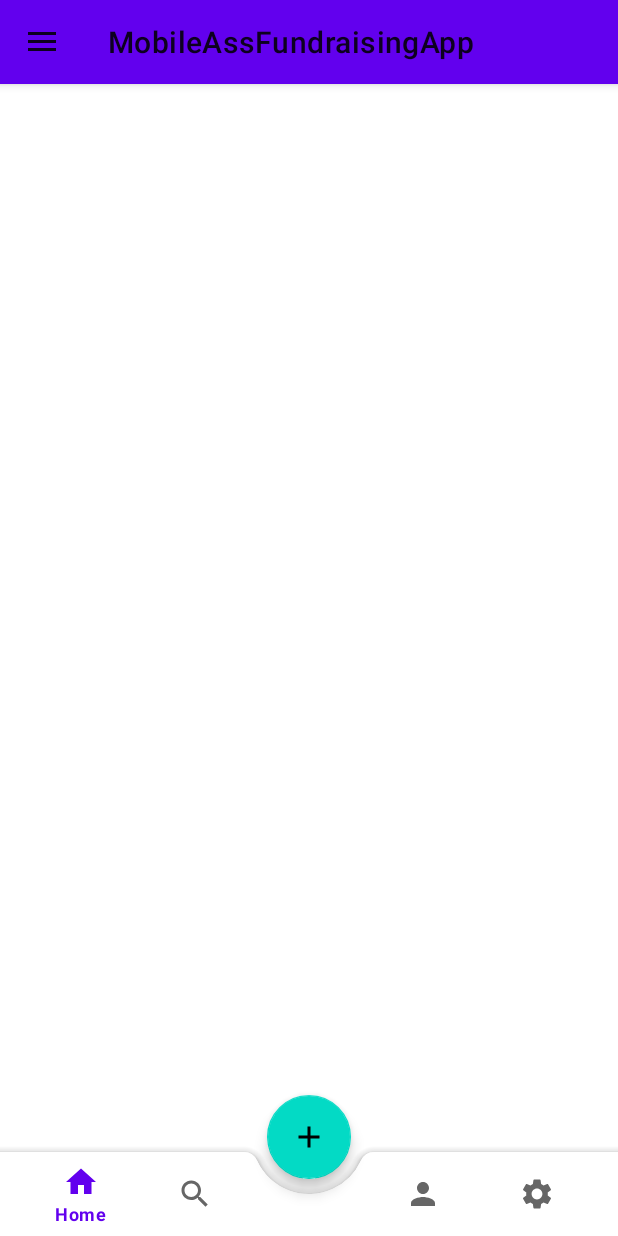
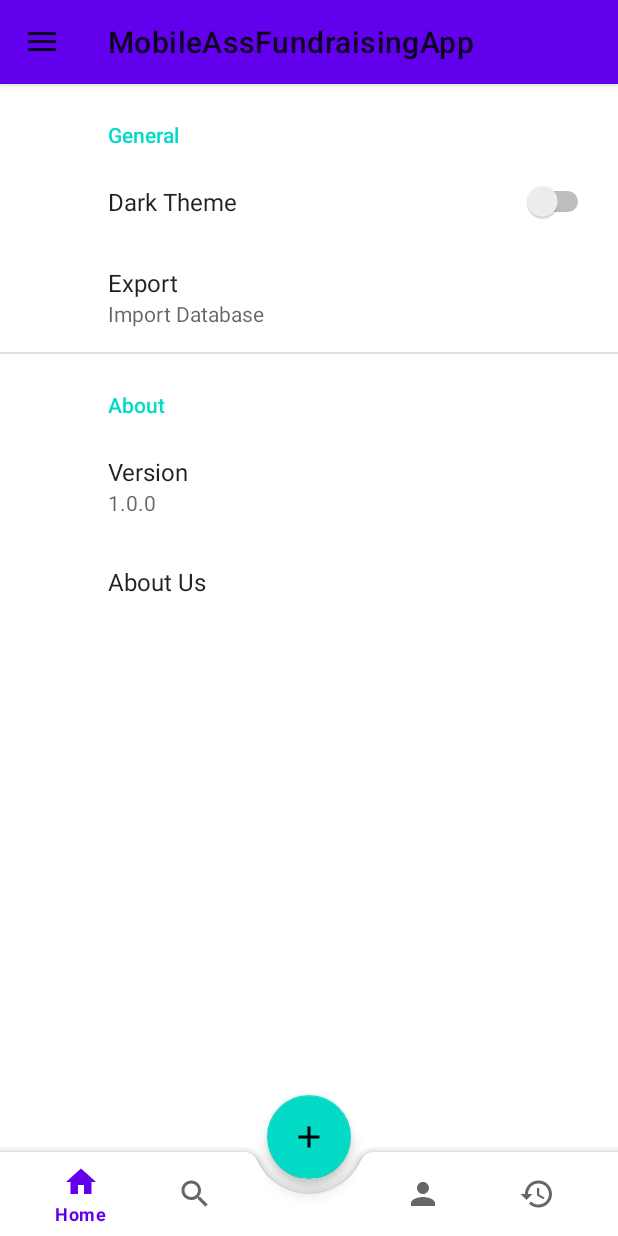
Before and after one commit to Tzehong112002/MobileAssFundraisingApp, an Android app: the MainActivity screen opened directly, with no data from a screen before it, after a tap on "Settings", on a phone screen of 412 x 824 dp. Run offline under Robolectric (Android 15) with nearby library versions, the phone set to English and light mode, and no system bars; our stand-ins replace androidx.preference.

Commit message:
drawer function , change the nav bottom

```diff
--- a/app/src/main/java/com/example/mobileassfundraisingapp/settingFragment.java
+++ b/app/src/main/java/com/example/mobileassfundraisingapp/settingFragment.java
@@ -3,62 +3,37 @@ package com.example.mobileassfundraisingapp;
 import android.os.Bundle;
 
 import androidx.fragment.app.Fragment;
+import androidx.preference.Preference;
+import androidx.preference.PreferenceFragmentCompat;
 
 import android.view.LayoutInflater;
 import android.view.View;
 import android.view.ViewGroup;
+import androidx.preference.SwitchPreference;
 
-/**
- * A simple {@link Fragment} subclass.
- * Use the {@link settingFragment#newInstance} factory method to
- * create an instance of this fragment.
- */
-public class settingFragment extends Fragment {
 
-    // TODO: Rename parameter arguments, choose names that match
-    // the fragment initialization parameters, e.g. ARG_ITEM_NUMBER
-    private static final String ARG_PARAM1 = "param1";
-    private static final String ARG_PARAM2 = "param2";
 
-    // TODO: Rename and change types of parameters
-    private String mParam1;
-    private String mParam2;
+import androidx.preference.Preference;
+import androidx.preference.PreferenceFragmentCompat;
 
-    public settingFragment() {
-        // Required empty public constructor
-    }
-
-    /**
-     * Use this factory method to create a new instance of
-     * this fragment using the provided parameters.
-     *
-     * @param param1 Parameter 1.
-     * @param param2 Parameter 2.
-     * @return A new instance of fragment settingFragment.
-     */
-    // TODO: Rename and change types and number of parameters
-    public static settingFragment newInstance(String param1, String param2) {
-        settingFragment fragment = new settingFragment();
-        Bundle args = new Bundle();
-        args.putString(ARG_PARAM1, param1);
-        args.putString(ARG_PARAM2, param2);
-        fragment.setArguments(args);
-        return fragment;
-    }
+public class settingFragment extends PreferenceFragmentCompat {
 
     @Override
-    public void onCreate(Bundle savedInstanceState) {
-        super.onCreate(savedInstanceState);
-        if (getArguments() != null) {
-            mParam1 = getArguments().getString(ARG_PARAM1);
-            mParam2 = getArguments().getString(ARG_PARAM2);
+    public void onCreatePreferences(Bundle savedInstanceState, String rootKey) {
+        setPreferencesFromResource(R.xml.preferences, rootKey);
+
+        SwitchPreference themePreference = findPreference("theme_preference");
+
+        if (themePreference != null) {
+            themePreference.setOnPreferenceChangeListener(new Preference.OnPreferenceChangeListener() {
+                @Override
+                public boolean onPreferenceChange(Preference preference, Object newValue) {
+                    String theme = newValue.toString();
+                    ThemeHelper.setTheme(requireContext(), theme);
+                    ThemeHelper.applyTheme(requireContext());
+                    return true;
+                }
+            });
         }
     }
-
-    @Override
-    public View onCreateView(LayoutInflater inflater, ViewGroup container,
-                             Bundle savedInstanceState) {
-        // Inflate the layout for this fragment
-        return inflater.inflate(R.layout.fragment_setting, container, false);
-    }
 }
--- /dev/null
+++ b/app/src/main/res/drawable/ic_baseline_history_24.xml
@@ -0,0 +1,5 @@
+<vector android:height="24dp" android:tint="#0A0A0A"
+    android:viewportHeight="24" android:viewportWidth="24"
+    android:width="24dp" xmlns:android="http://schemas.android.com/apk/res/android">
+    <path android:fillColor="@android:color/white" android:pathData="M13,3c-4.97,0 -9,4.03 -9,9L1,12l3.89,3.89 0.07,0.14L9,12L6,12c0,-3.87 3.13,-7 7,-7s7,3.13 7,7 -3.13,7 -7,7c-1.93,0 -3.68,-0.79 -4.94,-2.06l-1.42,1.42C8.27,19.99 10.51,21 13,21c4.97,0 9,-4.03 9,-9s-4.03,-9 -9,-9zM12,8v5l4.28,2.54 0.72,-1.21 -3.5,-2.08L13.5,8L12,8z"/>
+</vector>
--- a/app/src/main/res/menu/bottom_menu.xml
+++ b/app/src/main/res/menu/bottom_menu.xml
@@ -17,9 +17,9 @@
         android:title="Profile"
         android:icon="@drawable/ic_person" />
 
-    <item android:id="@+id/miSettings"
-        android:title="Settings"
-        android:icon="@drawable/ic_settings" />
+    <item android:id="@+id/miHistory"
+        android:title="History"
+        android:icon="@drawable/ic_baseline_history_24" />
 
 
 
--- a/app/src/main/res/menu/nav_menu.xml
+++ b/app/src/main/res/menu/nav_menu.xml
@@ -33,9 +33,9 @@
         <menu>
 
             <item
-                android:id="@+id/nav_login"
-                android:icon="@drawable/ic_login"
-                android:title="Login"/>
+                android:id="@+id/nav_logout"
+                android:icon="@drawable/ic_logout"
+                android:title="Log Out"/>
         </menu>
     </item>
 
--- a/app/src/main/res/values-night/themes.xml
+++ b/app/src/main/res/values-night/themes.xml
@@ -2,8 +2,8 @@
     <!-- Base application theme. -->
     <style name="Theme.MobileAssFundraisingApp" parent="Theme.MaterialComponents.DayNight.DarkActionBar">
         <!-- Primary brand color. -->
-        <item name="colorPrimary">@color/purple_200</item>
-        <item name="colorPrimaryVariant">@color/purple_700</item>
+        <item name="colorPrimary">@color/darkGrey</item>
+        <item name="colorPrimaryVariant">@color/darkGrey</item>
         <item name="colorOnPrimary">@color/black</item>
         <!-- Secondary brand color. -->
         <item name="colorSecondary">@color/teal_200</item>
@@ -13,4 +13,13 @@
         <item name="android:statusBarColor">?attr/colorPrimaryVariant</item>
         <!-- Customize your theme here. -->
     </style>
+
+    <style name="AppTheme.Dark" parent="Theme.MaterialComponents.NoActionBar">
+        <!-- Customize your theme here -->
+        <item name="colorPrimary">@color/primary_color_dark</item>
+        <item name="colorPrimaryDark">@color/primary_dark_color_dark</item>
+        <item name="colorAccent">@color/accent_color_dark</item>
+    </style>
+
+
 </resources>
--- /dev/null
+++ b/app/src/main/res/xml/preferences.xml
@@ -0,0 +1,38 @@
+<?xml version="1.0" encoding="utf-8"?>
+<PreferenceScreen
+    xmlns:android="http://schemas.android.com/apk/res/android">
+    <PreferenceCategory
+        android:title="General">
+
+        <SwitchPreference
+            android:key="theme_preference"
+            android:defaultValue="false"
+            android:title="Dark Theme"/>
+
+            <Preference
+                android:key="import_preference"
+                android:summary="Import Database"
+                android:title="Export"
+            />
+
+    </PreferenceCategory>
+
+    <PreferenceCategory
+        android:title="About">
+
+        <Preference
+            android:title="Version"
+            android:summary="1.0.0"/>
+            />
+
+        <Preference
+            android:key="contact_preference"
+            android:title="About Us"/>
+        />
+
+
+    </PreferenceCategory>
+
+
+
+</PreferenceScreen>
--- a/build.gradle
+++ b/build.gradle
@@ -13,6 +13,7 @@ buildscript {
 
 
 }// Top-level build file where you can add configuration options common to all sub-projects/modules.
+
 plugins {
     id 'com.android.application' version '7.3.1' apply false
     id 'com.android.library' version '7.3.1' apply false
```
Also changed, not shown: app/build.gradle (+8 -1 lines), app/src/main/java/com/example/mobileassfundraisingapp/MainActivity.java (+54 -7 lines), app/src/main/java/com/example/mobileassfundraisingapp/ThemeHelper.java (added, +38 -0 lines), app/src/main/java/com/example/mobileassfundraisingapp/history.java (added, +64 -0 lines), app/src/main/res/layout/fragment_history.xml (added, +14 -0 lines), app/src/main/res/values/colors.xml (+12 -0 lines), app/src/main/res/values/themes.xml (+9 -0 lines).
